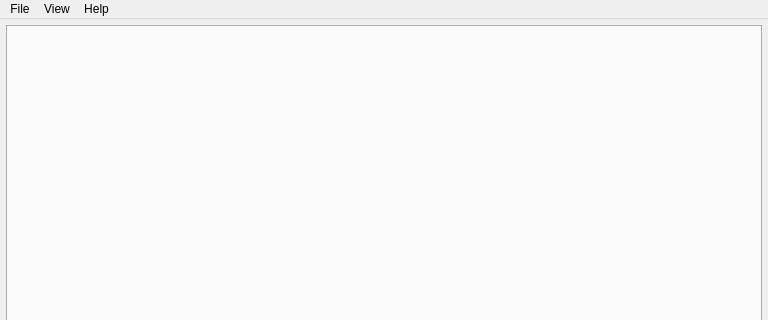
First picture: the form in ui/main.ui, repository esynr3z/openocd-svd, before the edit; both pictures show x 0 to 768 and y 0 to 320 of the 768 by 768 pixel window.
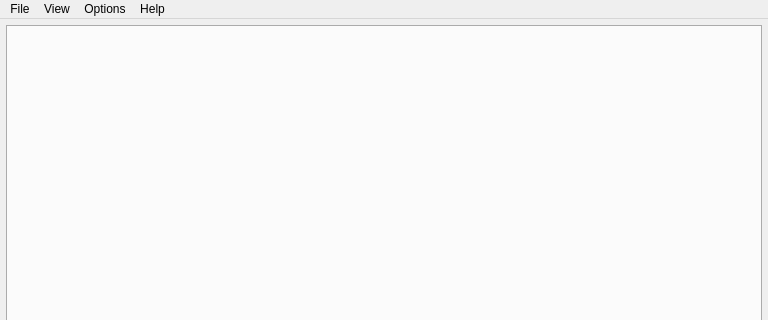
Second picture: the form after the edit.

Commit message: Add auto write option after value editing finished

```diff
--- a/ui/main.ui
+++ b/ui/main.ui
@@ -100,7 +100,7 @@
      <x>0</x>
      <y>0</y>
      <width>768</width>
-     <height>28</height>
+     <height>20</height>
     </rect>
    </property>
    <widget class="QMenu" name="menuFile">
@@ -126,8 +126,15 @@
      <string>View</string>
     </property>
    </widget>
+   <widget class="QMenu" name="menuOptions">
+    <property name="title">
+     <string>Options</string>
+    </property>
+    <addaction name="act_autowrite"/>
+   </widget>
    <addaction name="menuFile"/>
    <addaction name="menuView"/>
+   <addaction name="menuOptions"/>
    <addaction name="menuHelp"/>
   </widget>
   <widget class="QStatusBar" name="statusBar"/>
```
Left out of the diff: 33 changed lines with no effect on the pictures. The commit also changes 3 other files.
